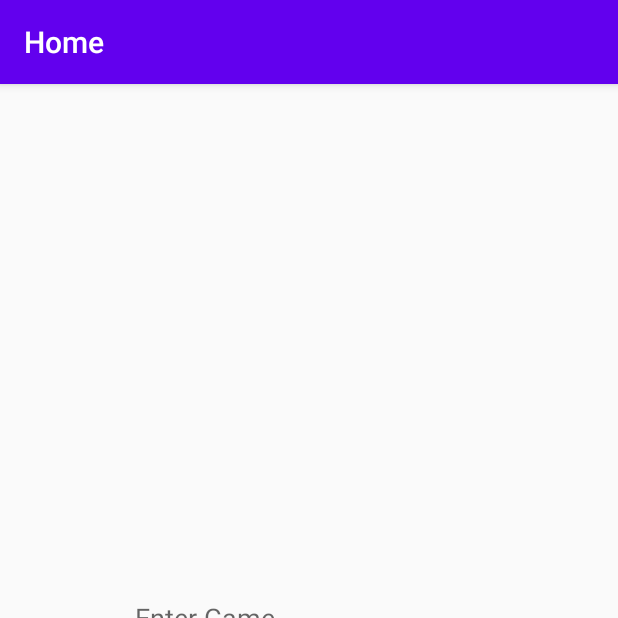
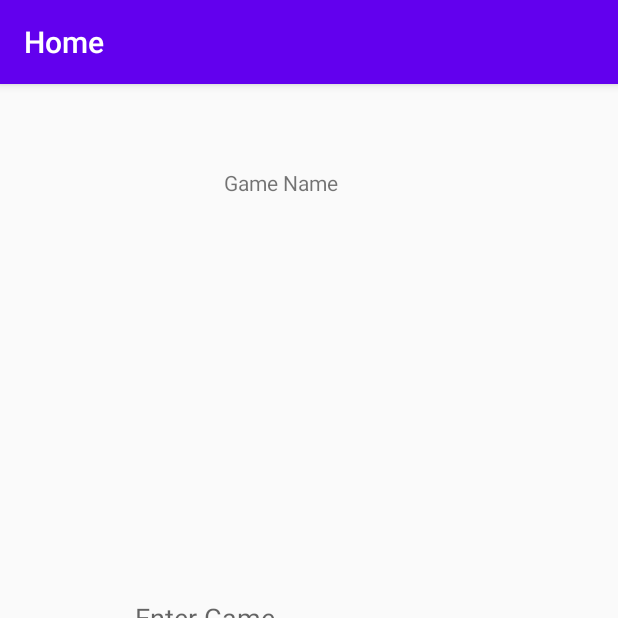
Before and after one commit to seun-OMJ/sport-box-score-manager, an Android app: the screen it shows after launch (MainActivity), after a tap on "SAVE", on a phone screen of 412 x 824 dp, the top half of it. Run offline under Robolectric (Android 15) with nearby library versions, the phone set to English and light mode, and no system bars; our stand-ins replace navigation-ui.

Commit message:
message1

```diff
--- a/Iteration1/SportBoxScoreManager/app/src/main/java/COMP3350/Sport_Box_Score_Manager/MainActivity.java
+++ b/Iteration1/SportBoxScoreManager/app/src/main/java/COMP3350/Sport_Box_Score_Manager/MainActivity.java
@@ -5,6 +5,8 @@
 import android.support.v7.app.AppCompatActivity;
 import android.view.View;
 import android.widget.Button;
+import android.widget.EditText;
+import android.widget.TextView;
 
 import androidx.navigation.NavController;
 import androidx.navigation.Navigation;
@@ -41,6 +43,9 @@
         button.setOnClickListener(new View.OnClickListener(){
             @Override
             public void onClick(View view){
+                EditText GameName= (EditText) findViewById(R.id.editTextTextPersonName3);
+                TextView result= (TextView) findViewById(R.id.textView);
+                result.setText("Game Name");
             }
         });
     }
--- a/Iteration1/SportBoxScoreManager/app/src/main/res/layout/activity_main.xml
+++ b/Iteration1/SportBoxScoreManager/app/src/main/res/layout/activity_main.xml
@@ -63,4 +63,13 @@
         app:layout_constraintStart_toStartOf="parent"
         app:layout_constraintTop_toTopOf="@+id/nav_host_fragment_activity_main" />
 
+    <TextView
+        android:id="@+id/textView"
+        android:layout_width="113dp"
+        android:layout_height="96dp"
+        android:text="TextView"
+        app:layout_constraintEnd_toEndOf="parent"
+        app:layout_constraintStart_toStartOf="parent"
+        tools:layout_editor_absoluteY="366dp" />
+
 </android.support.constraint.ConstraintLayout>
```
